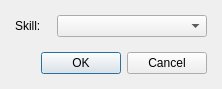
RPG-Paper-Maker/RPG-Paper-Maker, file Editor/Dialogs/Systems/dialogsystembattlecommand.ui: the form before one commit.
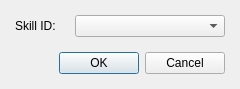
The form after the commit.

Diff of the .ui file:
```diff
--- a/Editor/Dialogs/Systems/dialogsystembattlecommand.ui
+++ b/Editor/Dialogs/Systems/dialogsystembattlecommand.ui
@@ -6,7 +6,7 @@
    <rect>
     <x>0</x>
     <y>0</y>
-    <width>222</width>
+    <width>240</width>
     <height>89</height>
    </rect>
   </property>
@@ -36,7 +36,7 @@
        <item>
         <widget class="QLabel" name="label_2">
          <property name="text">
-          <string>Skill:</string>
+          <string>Skill ID:</string>
          </property>
         </widget>
        </item>
```
Left out of the diff: 2 changed lines with no effect on the pictures.
